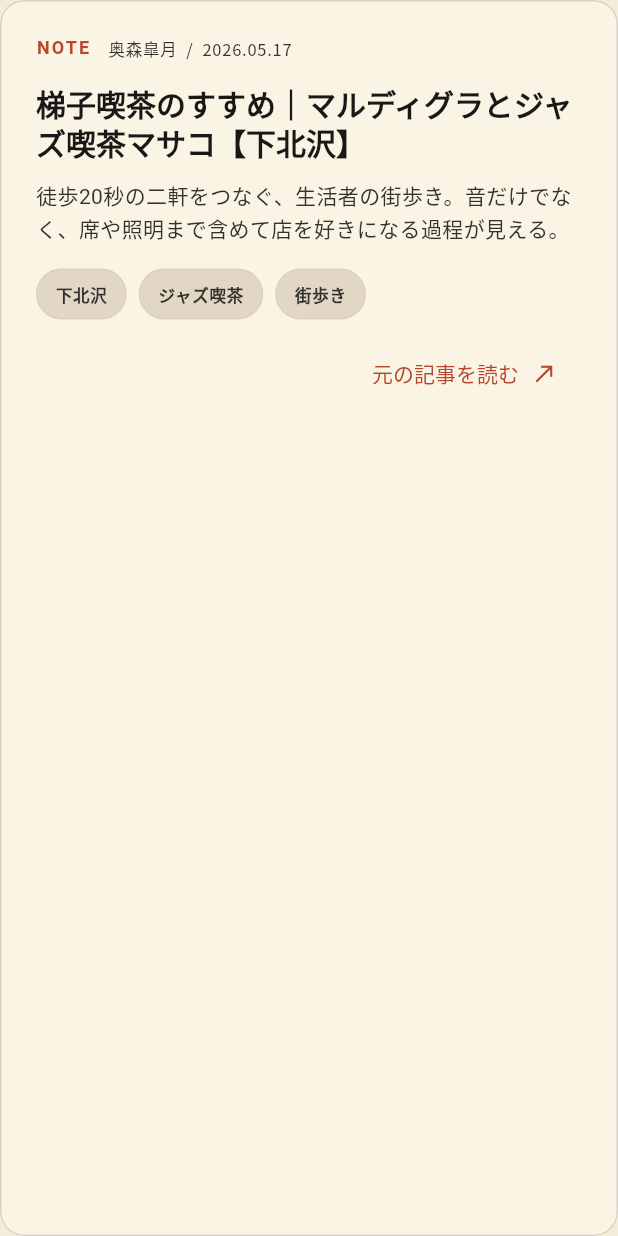
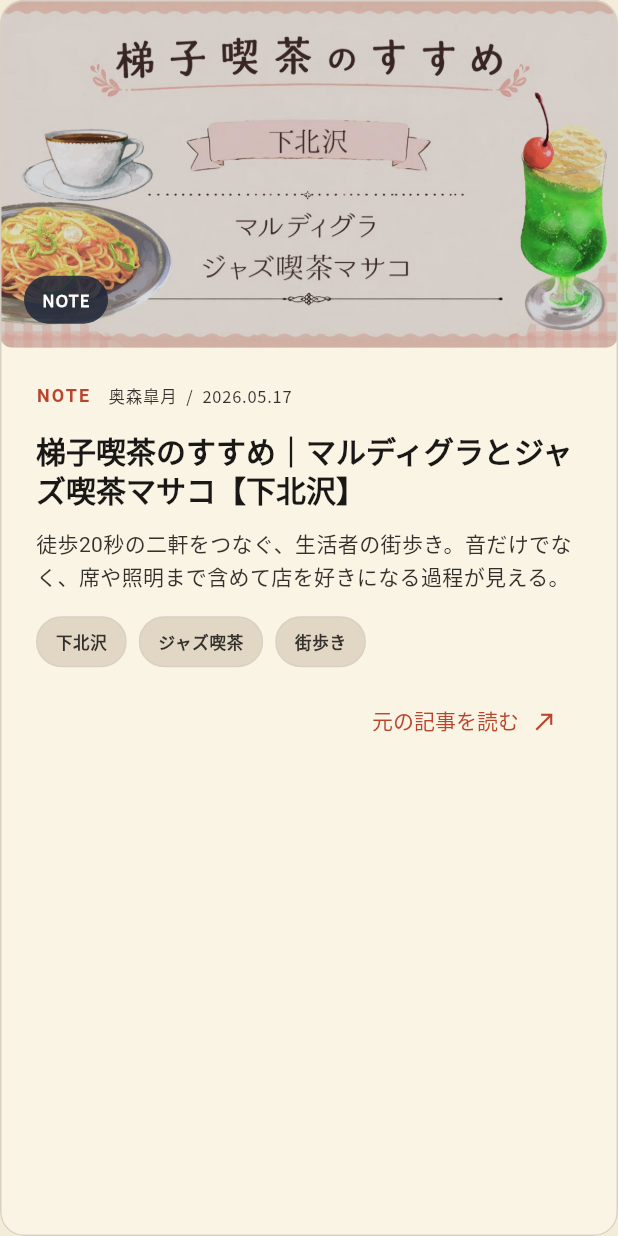
Before and after one commit to Tsutou/side-b, a Flutter app: the _ArticleCard widget shown alone on an empty page, opened directly with sample values from the repository, on a phone screen of 412 x 824 dp. Run offline on Flutter 3.47's test engine with Material 3 defaults, Android fonts, the phone set to English and light mode, and no system bars; our stand-ins replace shared_preferences; accounts and stored records are empty.

Commit message:
Add curated article thumbnails

```diff
--- a/lib/features/reading/domain/curated_article.dart
+++ b/lib/features/reading/domain/curated_article.dart
@@ -8,6 +8,8 @@
   film,
   practical,
 }
+
+enum ArticleThumbnailKind { socialPreview, aiGenerated }
 
 class CuratedArticle {
   const CuratedArticle({
@@ -23,6 +25,7 @@
     required this.tagsEn,
     required this.url,
     required this.facets,
+    this.thumbnailKind = ArticleThumbnailKind.socialPreview,
     this.featured = false,
     this.visitorPick = false,
   });
@@ -39,8 +42,11 @@
   final List<String> tagsEn;
   final Uri url;
   final Set<ArticleFacet> facets;
+  final ArticleThumbnailKind thumbnailKind;
   final bool featured;
   final bool visitorPick;
+
+  String get thumbnailAsset => 'assets/images/articles/$id.jpg';
 
   String titleFor(String languageCode) =>
       languageCode == 'ja' ? titleJa : titleEn;
--- a/lib/features/reading/presentation/reading_screen.dart
+++ b/lib/features/reading/presentation/reading_screen.dart
@@ -421,26 +421,9 @@
         child: LayoutBuilder(
           builder: (context, constraints) {
             final wide = constraints.maxWidth >= 720;
-            final number = Container(
-              width: wide ? 190 : double.infinity,
-              height: wide ? 190 : 112,
-              decoration: BoxDecoration(
-                color: SideBColors.vermilion,
-                borderRadius: BorderRadius.circular(SideBRadii.large),
-              ),
-              alignment: Alignment.bottomLeft,
-              padding: const EdgeInsets.all(SideBSpacing.lg),
-              child: const Text(
-                '33⅓',
-                style: TextStyle(
-                  fontFamily: 'Futura',
-                  color: SideBColors.white,
-                  fontSize: 52,
-                  fontWeight: FontWeight.w700,
-                  height: .9,
-                  letterSpacing: -2,
-                ),
-              ),
+            final artwork = SizedBox(
+              width: wide ? 320 : double.infinity,
+              child: _ArticleThumbnail(article: article, featured: true),
             );
             final content = Column(
               crossAxisAlignment: CrossAxisAlignment.start,
@@ -482,7 +465,7 @@
               return Column(
                 crossAxisAlignment: CrossAxisAlignment.stretch,
                 children: [
-                  number,
+                  artwork,
                   const SizedBox(height: SideBSpacing.lg),
                   content,
                 ],
@@ -491,7 +474,7 @@
             return Row(
               crossAxisAlignment: CrossAxisAlignment.start,
               children: [
-                number,
+                artwork,
                 const SizedBox(width: SideBSpacing.xl),
                 Expanded(child: content),
               ],
@@ -513,7 +496,12 @@
     final copy = AppLocalizations.of(context);
     final languageCode = copy.locale.languageCode;
     return Card(
-      child: Padding(
+      clipBehavior: Clip.antiAlias,
+      child: Column(
+        crossAxisAlignment: CrossAxisAlignment.stretch,
+        children: [
+          _ArticleThumbnail(article: article),
+          Padding(
             padding: const EdgeInsets.all(SideBSpacing.lg),
             child: Column(
               crossAxisAlignment: CrossAxisAlignment.start,
@@ -547,8 +535,154 @@
               ],
             ),
           ),
+        ],
+      ),
     );
   }
+}
+
+class _ArticleThumbnail extends StatelessWidget {
+  const _ArticleThumbnail({required this.article, this.featured = false});
+
+  final CuratedArticle article;
+  final bool featured;
+
+  @override
+  Widget build(BuildContext context) {
+    return ExcludeSemantics(
+      child: AspectRatio(
+        aspectRatio: 16 / 9,
+        child: ClipRRect(
+          borderRadius: BorderRadius.circular(SideBRadii.medium),
+          child: Stack(
+            fit: StackFit.expand,
+            children: [
+              Image.asset(
+                article.thumbnailAsset,
+                key: ValueKey('read-thumbnail-${article.id}'),
+                fit: BoxFit.cover,
+                filterQuality: FilterQuality.medium,
+                errorBuilder:
+                    (context, error, stackTrace) =>
+                        const _AiThumbnailFallback(),
+              ),
+              ColoredBox(color: SideBColors.midnight.withValues(alpha: .14)),
+              Positioned(
+                left: SideBSpacing.md,
+                right: SideBSpacing.md,
+                bottom: SideBSpacing.md,
+                child: Row(
+                  crossAxisAlignment: CrossAxisAlignment.end,
+                  children: [
+                    Expanded(
+                      child: Align(
+                        alignment: Alignment.bottomLeft,
+                        child: DecoratedBox(
+                          decoration: BoxDecoration(
+                            color: SideBColors.midnight.withValues(alpha: .86),
+                            borderRadius: BorderRadius.circular(
+                              SideBRadii.round,
+                            ),
+                          ),
+                          child: Padding(
+                            padding: const EdgeInsets.symmetric(
+                              horizontal: SideBSpacing.sm,
+                              vertical: SideBSpacing.xs,
+                            ),
+                            child: Text(
+                              article.source.toUpperCase(),
+                              maxLines: 1,
+                              overflow: TextOverflow.ellipsis,
+                              style: Theme.of(
+                                context,
+                              ).textTheme.labelSmall?.copyWith(
+                                color: SideBColors.white,
+                                fontWeight: FontWeight.w700,
+                                letterSpacing: .8,
+                              ),
+                            ),
+                          ),
+                        ),
+                      ),
+                    ),
+                    if (featured) ...[
+                      const SizedBox(width: SideBSpacing.sm),
+                      const Text(
+                        '33⅓',
+                        style: TextStyle(
+                          fontFamily: 'Futura',
+                          color: SideBColors.albumYellow,
+                          fontSize: 38,
+                          fontWeight: FontWeight.w700,
+                          height: .9,
+                          letterSpacing: -1.5,
+                          shadows: [
+                            Shadow(color: SideBColors.midnight, blurRadius: 8),
+                          ],
+                        ),
+                      ),
+                    ],
+                    if (article.thumbnailKind ==
+                        ArticleThumbnailKind.aiGenerated) ...[
+                      const SizedBox(width: SideBSpacing.sm),
+                      const _AiImageBadge(),
+                    ],
+                  ],
+                ),
+              ),
+            ],
+          ),
+        ),
+      ),
+    );
+  }
+}
+
+class _AiThumbnailFallback extends StatelessWidget {
+  const _AiThumbnailFallback();
+
+  @override
+  Widget build(BuildContext context) => Stack(
+    fit: StackFit.expand,
+    children: [
+      Image.asset(
+        'assets/images/articles/ai-fallback.jpg',
+        fit: BoxFit.cover,
+        filterQuality: FilterQuality.medium,
+      ),
+      const Positioned(
+        top: SideBSpacing.sm,
+        right: SideBSpacing.sm,
+        child: _AiImageBadge(),
+      ),
+    ],
+  );
+}
+
+class _AiImageBadge extends StatelessWidget {
+  const _AiImageBadge();
+
+  @override
+  Widget build(BuildContext context) => DecoratedBox(
+    decoration: BoxDecoration(
+      color: SideBColors.albumYellow,
+      borderRadius: BorderRadius.circular(SideBRadii.round),
+    ),
+    child: Padding(
+      padding: const EdgeInsets.symmetric(
+        horizontal: SideBSpacing.sm,
+        vertical: SideBSpacing.xs,
+      ),
+      child: Text(
+        'AI VISUAL',
+        style: Theme.of(context).textTheme.labelSmall?.copyWith(
+          color: SideBColors.ink,
+          fontWeight: FontWeight.w800,
+          letterSpacing: .6,
+        ),
+      ),
+    ),
+  );
 }
 
 class _ArticleMeta extends StatelessWidget {
--- a/pubspec.yaml
+++ b/pubspec.yaml
@@ -19,11 +19,13 @@
   flutter_test:
     sdk: flutter
   flutter_lints: ^5.0.0
+  image: ^4.10.1
 
 flutter:
   uses-material-design: true
   assets:
     - assets/images/
+    - assets/images/articles/
   fonts:
     - family: NotoSansJP
       fonts:
```
Also changed, not shown: tool/refresh_article_thumbnails.dart (added, +226 -0 lines), assets/images/articles/ai-fallback.jpg (added), assets/images/articles/jnto-shibuya-shimokitazawa.jpg (added), assets/images/articles/lady-jane.jpg (added), assets/images/articles/music-bar-michi.jpg (added), assets/images/articles/ra-audiophile-venues.jpg (added), assets/images/articles/shelter-film.jpg (added), assets/images/articles/shimokitazawa-cafe-hop.jpg (added), assets/images/articles/timeout-listening-bars.jpg (added), assets/images/articles/tokyo-record-cafe-tour.jpg (added), assets/images/articles/tonlist.jpg (added), assets/images/articles/tower-records-beer.jpg (added), pubspec.lock, 4 other files. Lines whose indentation alone changed are shown as unchanged.
